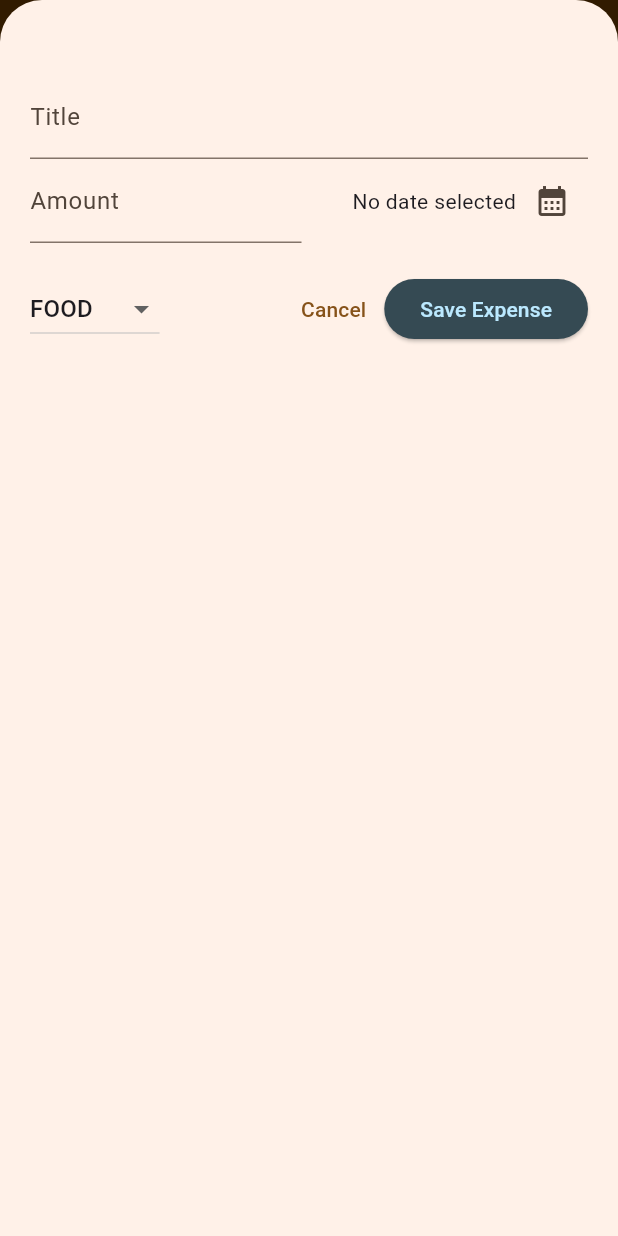
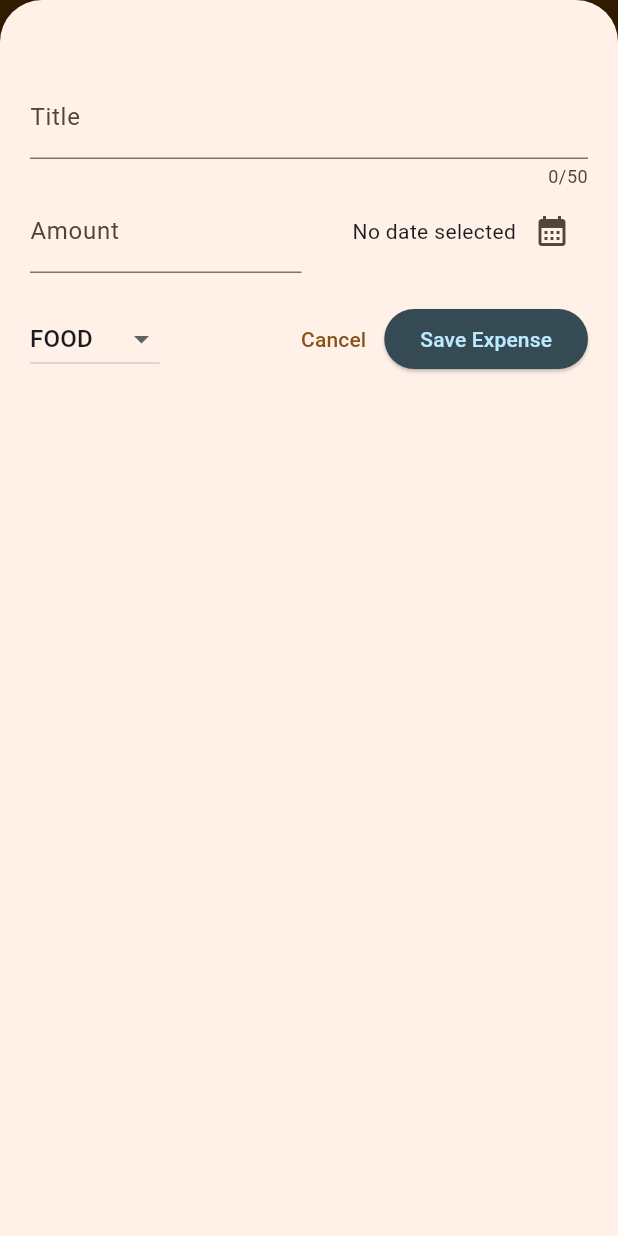
Before and after one commit to Yashwant1105/Expense_Tracker, a Flutter app: the screen it shows after launch, after a tap on the "add" icon, on a phone screen of 412 x 824 dp. Run offline on Flutter 3.47's test engine with Material 3 defaults, Android fonts, the phone set to English and light mode, and no system bars.

Commit message:
Update new_expenses.dart

```diff
--- a/lib/new_expenses.dart
+++ b/lib/new_expenses.dart
@@ -69,18 +69,91 @@ class _NewExpensesState extends State<NewExpenses> {
   @override
   Widget build(BuildContext context) {
     final keyboardSpace = MediaQuery.of(context).viewInsets.bottom;
+    return LayoutBuilder(
+      builder: (context, constraints) {
+        final width = constraints.maxWidth;
         return SizedBox(
           height: double.infinity,
-      child: SingleChildScrollView(child:
-      Padding(
-          padding: EdgeInsets.fromLTRB(20, 50, 20, keyboardSpace+16),
+          child: SingleChildScrollView(
+            child: Padding(
+              padding: EdgeInsets.fromLTRB(20, 50, 20, keyboardSpace + 16),
               child: Column(
                 children: [
+                  if (width >= 600)
+                    Row(
+                      crossAxisAlignment: CrossAxisAlignment.start,
+                      children: [
+                        Expanded(
+                          child: TextField(
+                            controller: _titleController,
+                            maxLength: 50,
+                            decoration:
+                                const InputDecoration(label: Text("Title")),
+                          ),
+                        ),
+                        const SizedBox(
+                          width: 24,
+                        ),
+                        Expanded(
+                          child: TextField(
+                            controller: _amountController,
+                            keyboardType: TextInputType.number,
+                            decoration: const InputDecoration(
+                                prefixText: '\$ ', label: Text("Amount")),
+                          ),
+                        ),
+                      ],
+                    )
+                  else
                     TextField(
                       controller: _titleController,
-                keyboardType: TextInputType.number,
+                      maxLength: 50,
                       decoration: const InputDecoration(label: Text("Title")),
                     ),
+                  if (width >= 600)
+                    Row(
+                      children: [
+                        DropdownButton(
+                          value: _selectedCategory,
+                          items: Category.values
+                              .map(
+                                (category) => DropdownMenuItem(
+                                  value: category,
+                                  child: Text(category.name.toUpperCase()),
+                                ),
+                              )
+                              .toList(),
+                          onChanged: (value) {
+                            if (value == null) {
+                              return;
+                            }
+                            setState(() {
+                              _selectedCategory = value;
+                            });
+                          },
+                        ),
+                        const SizedBox(
+                          width: 24,
+                        ),
+                        Expanded(
+                          child: Row(
+                            mainAxisAlignment: MainAxisAlignment.end,
+                            crossAxisAlignment: CrossAxisAlignment.center,
+                            children: [
+                              Text(
+                                _selectedDate == null
+                                    ? "No date selected"
+                                    : formatter.format(_selectedDate!),
+                              ),
+                              IconButton(
+                                  onPressed: _presentDatepicker,
+                                  icon: const Icon(Icons.calendar_month))
+                            ],
+                          ),
+                        )
+                      ],
+                    )
+                  else
                     Row(
                       children: [
                         Expanded(
@@ -115,6 +188,22 @@ class _NewExpensesState extends State<NewExpenses> {
                   const SizedBox(
                     height: 20,
                   ),
+                  if (width >= 600)
+                    Row(
+                      children: [
+                        const Spacer(),
+                        TextButton(
+                          onPressed: () {
+                            Navigator.pop(context);
+                          },
+                          child: const Text("Cancel"),
+                        ),
+                        ElevatedButton(
+                            onPressed: submitExpenseData,
+                            child: const Text("Save Expense"))
+                      ],
+                    )
+                  else
                     Row(
                       children: [
                         DropdownButton(
@@ -149,7 +238,11 @@ class _NewExpensesState extends State<NewExpenses> {
                       ],
                     )
                 ],
-          ))),
+              ),
+            ),
+          ),
+        );
+      },
     );
   }
 }
```
Lines whose indentation alone changed are shown as unchanged.
